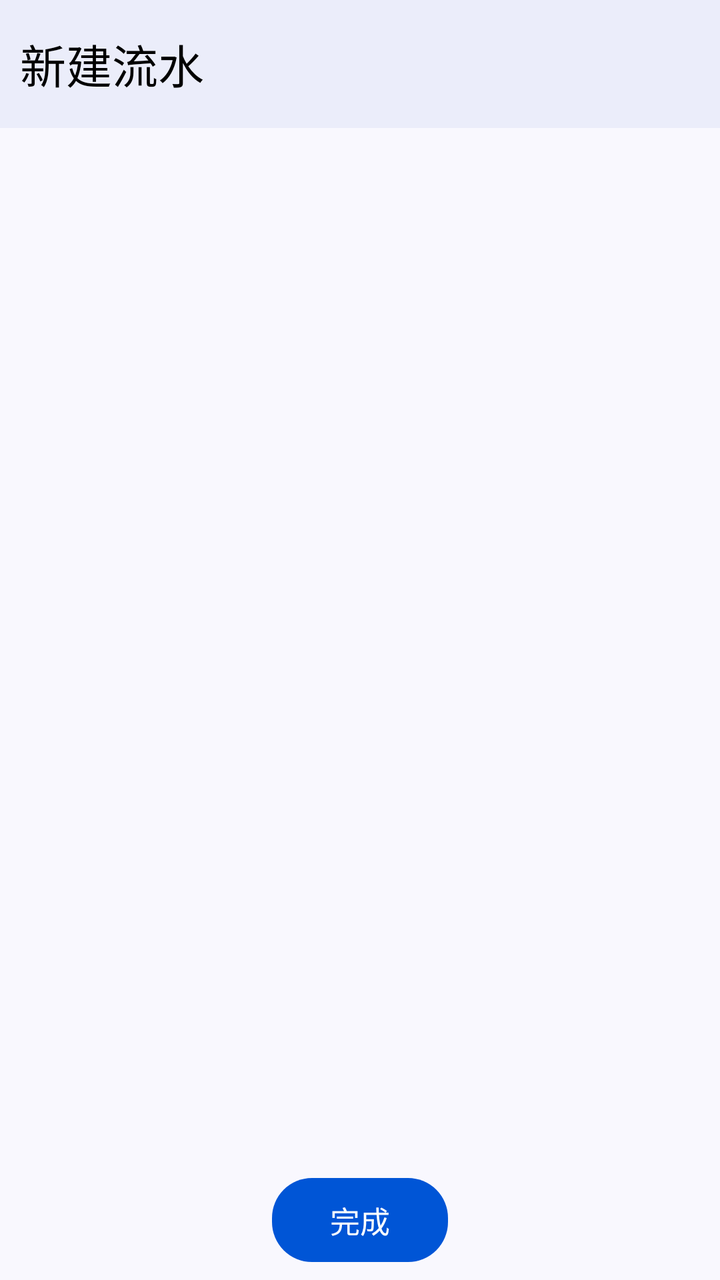
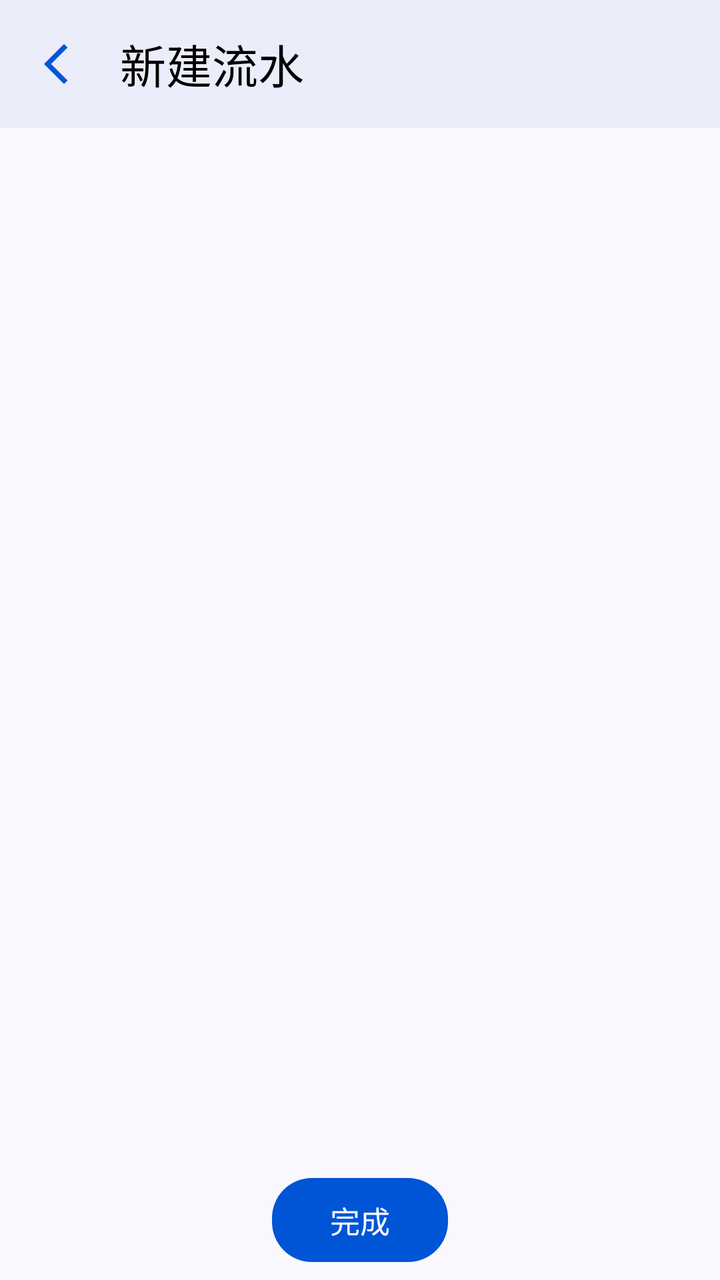

Screens rendered from an Android XML layout before and after an edit, with the pre-edit source and the edit as a unified diff.
<!-- AndroidManifest.xml: application theme Theme.ProjectManager -->
<!-- res/layout/activity_new_running_account.xml -->
<?xml version="1.0" encoding="utf-8"?>
<androidx.constraintlayout.widget.ConstraintLayout xmlns:android="http://schemas.android.com/apk/res/android"
    xmlns:app="http://schemas.android.com/apk/res-auto"
    xmlns:tools="http://schemas.android.com/tools"
    style="@style/PageStyle"
    android:layout_width="match_parent"
    android:layout_height="match_parent"
    tools:context=".ui.bookkeeping.running_account_edit.new_running_account.NewRunningAccountActivity">

    <com.google.android.material.appbar.MaterialToolbar
        android:id="@+id/new_running_account_toolbar"
        style="@style/ToolBarStyle"
        android:layout_width="match_parent"
        android:layout_height="?attr/actionBarSize"
        app:layout_constraintTop_toTopOf="parent">

        <TextView
            style="@style/TitleStyle"
            android:layout_width="wrap_content"
            android:layout_height="wrap_content"
            android:text="@string/new_running_account" />
    </com.google.android.material.appbar.MaterialToolbar>

    <com.google.android.material.tabs.TabLayout
        android:id="@+id/new_running_account_tab_layout"
        style="@style/TabLayoutStyle"
        android:layout_width="match_parent"
        android:layout_height="wrap_content"
        app:layout_constraintTop_toBottomOf="@+id/new_running_account_toolbar"
        app:tabMode="scrollable" />

    <androidx.viewpager2.widget.ViewPager2
        android:id="@+id/new_running_account_pager"
        android:layout_width="match_parent"
        android:layout_height="0dp"
        app:layout_constraintBottom_toTopOf="@+id/finish_btn"
        app:layout_constraintTop_toBottomOf="@+id/new_running_account_tab_layout" />

    <com.google.android.material.button.MaterialButton
        android:id="@+id/finish_btn"
        style="@style/BtnStyle"
        android:layout_width="wrap_content"
        android:layout_height="wrap_content"
        android:text="@string/finish"
        app:layout_constraintBottom_toBottomOf="parent"
        app:layout_constraintEnd_toEndOf="parent"
        app:layout_constraintStart_toStartOf="parent" />

</androidx.constraintlayout.widget.ConstraintLayout>
<!-- resources referenced by this layout -->
<resources>
  <string name="finish">完成</string>
  <string name="new_running_account">新建流水</string>
  <style name="BtnStyle" parent="Widget.Material3.Button">
          <item name="backgroundTint">@color/theme_blue</item>
          <item name="android:textColor">@color/white</item>
          <item name="android:textSize">15sp</item>
          <item name="cornerRadius">20dp</item>
          <item name="android:layout_margin">5dp</item>
          <item name="android:padding">10dp</item>
      </style>
  <style name="PageStyle">
          <item name="android:fitsSystemWindows">true</item>
          <item name="android:background">@color/page_background</item>
      </style>
  <style name="TabLayoutStyle" parent="android:Widget">
          <item name="android:background">@color/page_background</item>
          <item name="tabTextColor">@color/tab_layout_selector</item>
          <item name="tabIndicatorColor">@color/theme_blue</item>
          <item name="tabRippleColor">@color/ripple</item>
      </style>
  <style name="TitleStyle">
          <item name="android:textSize">23sp</item>
          <item name="android:textColor">@color/black</item>
      </style>
  <style name="ToolBarStyle">
          <item name="android:background">@color/toolbar_background</item>
          <item name="contentInsetStart">10dp</item>
          <item name="titleTextAppearance">@style/TitleStyle</item>
      </style>
  <style name="Theme.ProjectManager" parent="Theme.Material3.DayNight.NoActionBar">
          
          <item name="colorPrimary">@color/theme_blue</item>
          <item name="colorPrimaryVariant">@color/theme_blue_variant</item>
          <item name="colorOnPrimary">@color/white</item>
          
          <item name="colorSecondary">@color/teal_200</item>
          <item name="colorSecondaryVariant">@color/teal_700</item>
          <item name="colorOnSecondary">@color/black</item>
          
          <item name="android:statusBarColor">@color/page_background</item>
          
          <item name="toolbarStyle">@style/ToolBarStyle</item>
          <item name="drawableTint">@color/theme_blue</item>
          <item name="colorControlActivated">@color/theme_blue</item>
          <item name="android:windowLightStatusBar">true</item>
      </style>
  <color name="theme_blue">#0055d6</color>
  <color name="white">#FFFFFFFF</color>
  <color name="page_background">#f9f8fe</color>
  <color name="ripple">#e0e2ef</color>
  <color name="black">#FF000000</color>
  <color name="toolbar_background">#ebedfa</color>
  <color name="theme_blue_variant">#dae1fe</color>
  <color name="teal_200">#FF03DAC5</color>
  <color name="teal_700">#FF018786</color>
</resources>

<!-- the commit's change to res/layout/activity_new_running_account.xml (unified diff, before → after) -->
@@ -8,25 +8,19 @@
     tools:context=".ui.bookkeeping.running_account_edit.new_running_account.NewRunningAccountActivity">
 
     <com.google.android.material.appbar.MaterialToolbar
-        android:id="@+id/new_running_account_toolbar"
-        style="@style/ToolBarStyle"
+        android:id="@+id/toolbar"
         android:layout_width="match_parent"
         android:layout_height="?attr/actionBarSize"
-        app:layout_constraintTop_toTopOf="parent">
-
-        <TextView
-            style="@style/TitleStyle"
-            android:layout_width="wrap_content"
-            android:layout_height="wrap_content"
-            android:text="@string/new_running_account" />
-    </com.google.android.material.appbar.MaterialToolbar>
+        app:layout_constraintTop_toTopOf="parent"
+        app:navigationIcon="@drawable/baseline_arrow_back_ios_new_24"
+        app:title="@string/new_running_account" />
 
     <com.google.android.material.tabs.TabLayout
         android:id="@+id/new_running_account_tab_layout"
         style="@style/TabLayoutStyle"
         android:layout_width="match_parent"
         android:layout_height="wrap_content"
-        app:layout_constraintTop_toBottomOf="@+id/new_running_account_toolbar"
+        app:layout_constraintTop_toBottomOf="@+id/toolbar"
         app:tabMode="scrollable" />
 
     <androidx.viewpager2.widget.ViewPager2
<!-- resource entries referenced after the edit -->
@@ -1,5 +1,11 @@
 <!-- resources referenced by this layout -->
 <resources>
+  <!-- drawable baseline_arrow_back_ios_new_24 (drawable) -->
+  <vector xmlns:android="http://schemas.android.com/apk/res/android" android:height="24dp" android:tint="#000000" android:viewportHeight="24" android:viewportWidth="24" android:width="24dp">
+        
+      <path android:fillColor="@android:color/white" android:pathData="M17.77,3.77l-1.77,-1.77l-10,10l10,10l1.77,-1.77l-8.23,-8.23z"/>
+      
+  </vector>
   <string name="finish">完成</string>
   <string name="new_running_account">新建流水</string>
   <style name="BtnStyle" parent="Widget.Material3.Button">
@@ -24,8 +30,9 @@
           <item name="android:textSize">23sp</item>
           <item name="android:textColor">@color/black</item>
       </style>
-  <style name="ToolBarStyle">
+  <style name="ToolBarStyle" parent="Widget.Material3.Toolbar">
           <item name="android:background">@color/toolbar_background</item>
+          <item name="navigationIconTint">@color/theme_blue</item>
           <item name="contentInsetStart">10dp</item>
           <item name="titleTextAppearance">@style/TitleStyle</item>
       </style>
